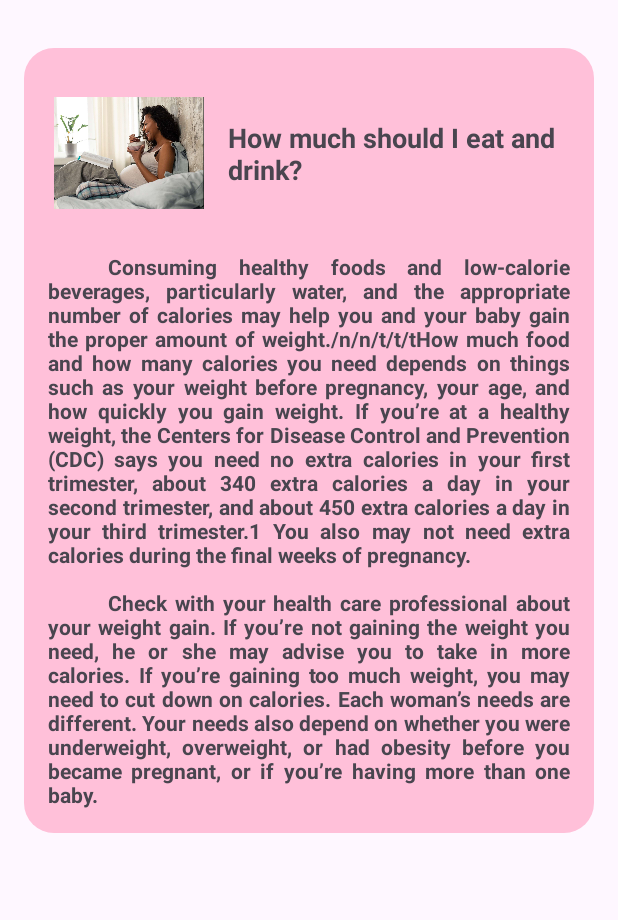
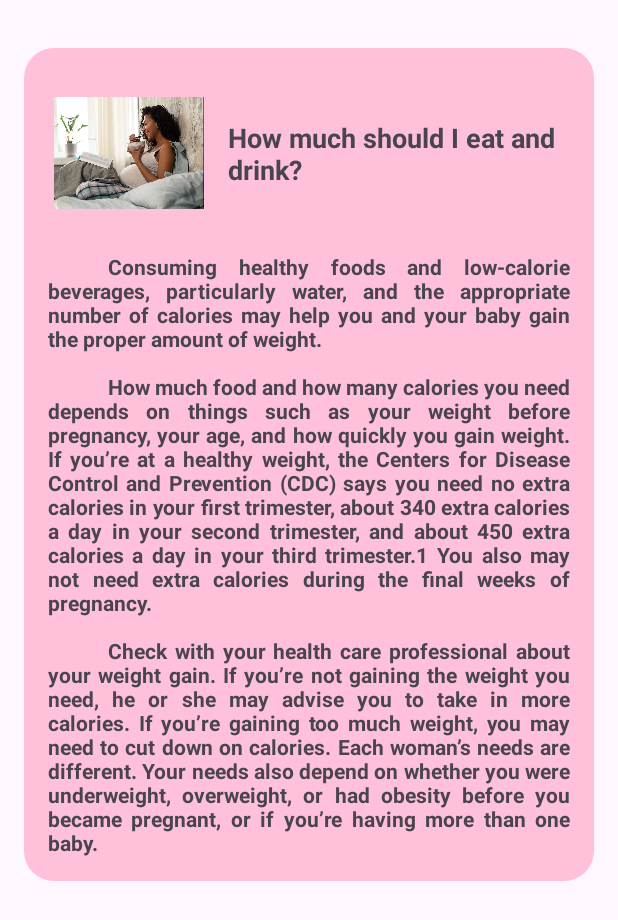
Before and after one commit to tinapyp/CarebyMom, an Android app: the TipsFragment screen opened through its navigation route, after a tap on "How much should I eat and drink?", on a phone screen of 412 x 824 dp. Shown: the top 920 px of the screen. Run offline under Robolectric (Android 15) with nearby library versions, the phone set to English and light mode, and no system bars; our stand-ins replace navigation-ui.

Commit message:
Fix bug fitur Mom's Tips

```diff
--- a/CareByMom/app/src/main/res/values/strings.xml
+++ b/CareByMom/app/src/main/res/values/strings.xml
@@ -44,11 +44,11 @@
     </string-array>
     <string-array name="data_description">
         <item>\t\t\tGaining an appropriate amount of weight during pregnancy helps your baby grow to a healthy size. But gaining too much or too little weight may lead to serious health problems for you and your baby.\n\n\t\t\tAccording to experts, gaining too much weight during pregnancy raises your chances for developing gestational diabetes (diabetes during pregnancy) and high blood pressure during pregnancy. It also increases your risk for type 2 diabetes and high blood pressure later in life. If you’re overweight or have obesity when you get pregnant, your chances for health problems may be even higher. You could also be more likely to have a cesarean section (C-section).\n\n\t\t\tGaining a healthy amount of weight helps you have an easier pregnancy and delivery. It may also help make it easier for you to get back to a healthy weight after delivery. Research shows that recommended amounts of weight gain during pregnancy can also lower the chances that you or your child will have obesity and weight-related problems later in life.</item>
-        <item>\t\t\tConsuming healthy foods and low-calorie beverages, particularly water, and the appropriate number of calories may help you and your baby gain the proper amount of weight./n/n/t/t/tHow much food and how many calories you need depends on things such as your weight before pregnancy, your age, and how quickly you gain weight. If you’re at a healthy weight, the Centers for Disease Control and Prevention (CDC) says you need no extra calories in your first trimester, about 340 extra calories a day in your second trimester, and about 450 extra calories a day in your third trimester.1 You also may not need extra calories during the final weeks of pregnancy.\n\n\t\t\tCheck with your health care professional about your weight gain. If you’re not gaining the weight you need, he or she may advise you to take in more calories. If you’re gaining too much weight, you may need to cut down on calories. Each woman’s needs are different. Your needs also depend on whether you were underweight, overweight, or had obesity before you became pregnant, or if you’re having more than one baby.</item>
+        <item>\t\t\tConsuming healthy foods and low-calorie beverages, particularly water, and the appropriate number of calories may help you and your baby gain the proper amount of weight.\n\n\t\t\tHow much food and how many calories you need depends on things such as your weight before pregnancy, your age, and how quickly you gain weight. If you’re at a healthy weight, the Centers for Disease Control and Prevention (CDC) says you need no extra calories in your first trimester, about 340 extra calories a day in your second trimester, and about 450 extra calories a day in your third trimester.1 You also may not need extra calories during the final weeks of pregnancy.\n\n\t\t\tCheck with your health care professional about your weight gain. If you’re not gaining the weight you need, he or she may advise you to take in more calories. If you’re gaining too much weight, you may need to cut down on calories. Each woman’s needs are different. Your needs also depend on whether you were underweight, overweight, or had obesity before you became pregnant, or if you’re having more than one baby.</item>
         <item>\t\t\tA vegetarian eating plan during pregnancy can be healthy. Consider the quality of your eating plan and talk to your health care professional to make sure you’re getting enough calcium, iron, protein, vitamin B12, vitamin D, and other needed nutrients. Your health care professional may also tell you to take vitamins and minerals that will help you meet your needs.</item>
-        <item>\t\t\tYes. During pregnancy, you need more vitamins and minerals such as folate, iron, and calcium.\n\t\t\tGetting the appropriate amount of folate is very important. Folate, a B vitamin also known as folic acid, may help prevent birth defects. Before pregnancy, you need 400 mcg per day from supplements or fortified foods, in addition to the folate you get naturally from foods and beverages. During pregnancy, you need 600 mcg. While breastfeeding, you need 500 mcg of folate per day.2 Foods high in folate include orange juice, strawberries, spinach, broccoli, beans, fortified breads, and fortified low-sugar breakfast cereals. These foods may even provide 100% of the daily value of folic acid per serving.\n\t\t\tMost health care professionals tell women who are pregnant to take a prenatal vitamin every day and consume healthy foods, snacks, and beverages. Ask your doctor about what you should take.</item>
-        <item>\t\t\tMost women need the same amount of physical activity as they did before becoming pregnant. Aim for at least 150 minutes a week of moderate-intensity aerobic activity. Aerobic activities—also called endurance or cardio activities—use large muscle groups (back, chest, and legs) to increase your heart rate and breathing. Brisk walking is a form of aerobic activity.\n\t\t\tHow can you tell if you’re doing moderate-intensity aerobic activity? Take the “talk test” to find out. If you’re breathing hard but can still have a conversation easily—but you can’t sing—that’s moderate intensity.\n\t\t\tIf you can only say a few words before pausing for a breath, that’s called vigorous-intensity activity. If you were in the habit of doing vigorous-intensity aerobic activity or were physically active before your pregnancy, then it’s likely okay for you to continue these activities during your pregnancy.\n\t\t\tYou can talk to your health care professional about whether to or how to adjust your physical activity while you’re pregnant. If you have health issues such as obesity, high blood pressure, diabetes, or anemia (too few healthy red blood cells), ask your health care professional about a level of activity that’s safe for you and your unborn baby.</item>
-        <item>\t\t\tBreastfeeding may or may not make it easier for you to lose weight because your body uses extra calories to produce milk. Even if breastfeeding does not help you lose weight, it’s linked to many other benefits for mother and child.\n\t\t\tFor mothers who breastfeed, experts advise External link feeding their babies only breast milk for the first 6 months—no other foods or drinks during this time. Experts suggest that those women continue breastfeeding at least until their baby reaches 12 months.\n\t\t\tCalorie needs when you’re breastfeeding depend on how much body fat you have and how active you are. Talk with your health care professional about your calorie needs while you are breastfeeding.</item>
+        <item>\t\t\tYes. During pregnancy, you need more vitamins and minerals such as folate, iron, and calcium.\n\n\t\t\tGetting the appropriate amount of folate is very important. Folate, a B vitamin also known as folic acid, may help prevent birth defects. Before pregnancy, you need 400 mcg per day from supplements or fortified foods, in addition to the folate you get naturally from foods and beverages. During pregnancy, you need 600 mcg. While breastfeeding, you need 500 mcg of folate per day.Foods high in folate include orange juice, strawberries, spinach, broccoli, beans, fortified breads, and fortified low-sugar breakfast cereals. These foods may even provide 100% of the daily value of folic acid per serving.\n\n\t\t\tMost health care professionals tell women who are pregnant to take a prenatal vitamin every day and consume healthy foods, snacks, and beverages. Ask your doctor about what you should take.</item>
+        <item>\t\t\tMost women need the same amount of physical activity as they did before becoming pregnant. Aim for at least 150 minutes a week of moderate-intensity aerobic activity. Aerobic activities—also called endurance or cardio activities—use large muscle groups (back, chest, and legs) to increase your heart rate and breathing. Brisk walking is a form of aerobic activity.\n\n\t\t\tHow can you tell if you’re doing moderate-intensity aerobic activity? Take the “talk test” to find out. If you’re breathing hard but can still have a conversation easily—but you can’t sing—that’s moderate intensity.\n\n\t\t\tIf you can only say a few words before pausing for a breath, that’s called vigorous-intensity activity. If you were in the habit of doing vigorous-intensity aerobic activity or were physically active before your pregnancy, then it’s likely okay for you to continue these activities during your pregnancy.\n\n\t\t\tYou can talk to your health care professional about whether to or how to adjust your physical activity while you’re pregnant. If you have health issues such as obesity, high blood pressure, diabetes, or anemia (too few healthy red blood cells), ask your health care professional about a level of activity that’s safe for you and your unborn baby.</item>
+        <item>\t\t\tBreastfeeding may or may not make it easier for you to lose weight because your body uses extra calories to produce milk. Even if breastfeeding does not help you lose weight, it’s linked to many other benefits for mother and child.\n\n\t\t\tFor mothers who breastfeed, experts advise feeding their babies only breast milk for the first 6 months—no other foods or drinks during this time. Experts suggest that those women continue breastfeeding at least until their baby reaches 12 months.\n\n\t\t\tCalorie needs when you’re breastfeeding depend on how much body fat you have and how active you are. Talk with your health care professional about your calorie needs while you are breastfeeding.</item>
     </string-array>
     <string-array name="data_photo">
         <item>@drawable/tips_1</item>
```
